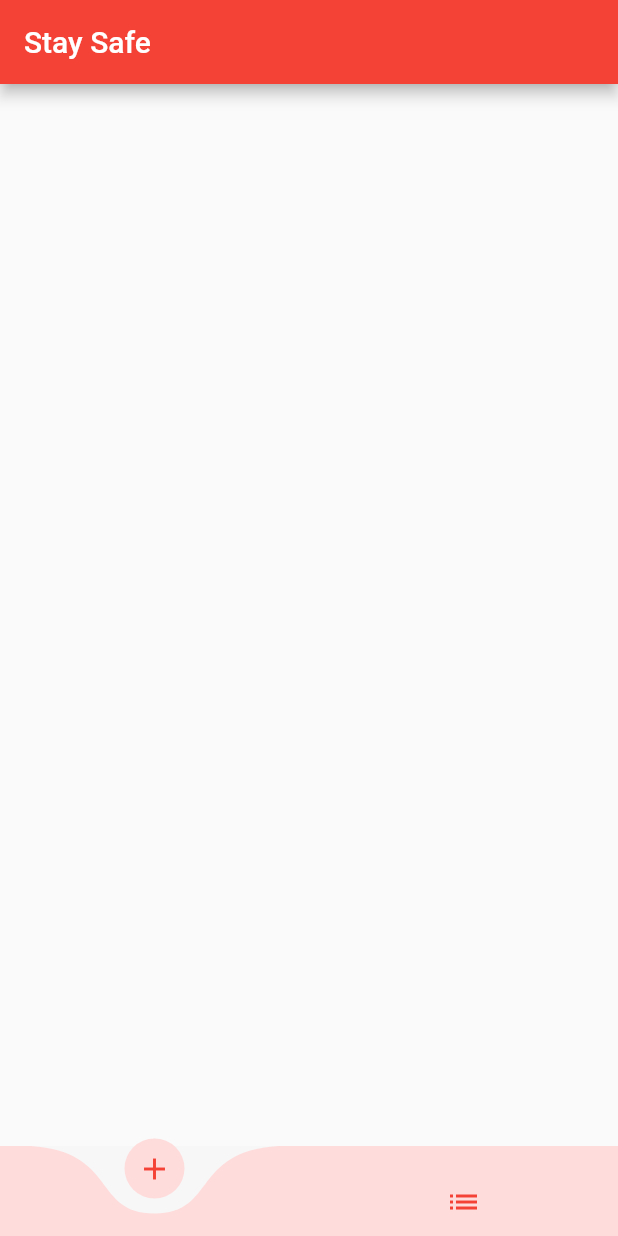
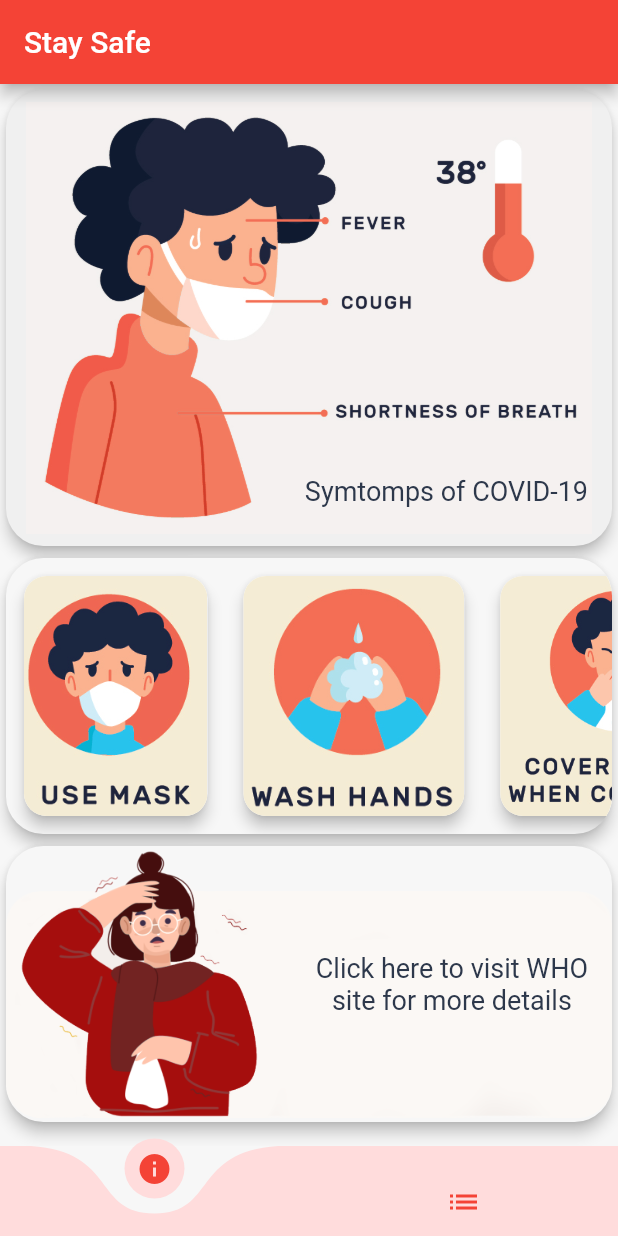
Before and after one commit to Hash-Studios/stay-safe-flutter-app, a Flutter app: the screen it shows after launch, on a phone screen of 412 x 824 dp. Run offline on Flutter 3.47's test engine with Material 2 defaults, Android fonts, the phone set to English and light mode, and no system bars; drawn by our look-alikes of curved_navigation_bar; our stand-ins replace charts_flutter, font_awesome_flutter; Roboto replaces fonts that are missing (Gothic).

Commit message:
info page done + ui changes

```diff
--- /dev/null
+++ b/lib/infoscreen.dart
@@ -0,0 +1,232 @@
+import 'package:flutter/material.dart';
+import 'package:url_launcher/url_launcher.dart';
+
+class InfoScreen extends StatefulWidget {
+  @override
+  _InfoScreenState createState() => _InfoScreenState();
+}
+
+class _InfoScreenState extends State<InfoScreen> {
+  final GlobalKey<ScaffoldState> _scaffoldKey = new GlobalKey<ScaffoldState>();
+
+  @override
+  Widget build(BuildContext context) {
+    return Scaffold(
+      key: _scaffoldKey,
+      body: Material(
+        color: Color.fromARGB(255, 247, 247, 247),
+        child: SafeArea(
+            child: Container(
+          child: Column(
+            children: <Widget>[
+              Expanded(
+                flex: 26,
+                child: Stack(
+                  fit: StackFit.expand,
+                  children: <Widget>[
+                    Card(
+                        color: Color.fromARGB(255, 240, 240, 240),
+                        elevation: 4,
+                        shape: RoundedRectangleBorder(
+                            borderRadius: BorderRadius.circular(25)),
+                        child: Padding(
+                          padding: const EdgeInsets.all(8.0),
+                          child: Image.asset("assets/images/Untitled-15.jpg"),
+                        )),
+                    Row(
+                      mainAxisAlignment: MainAxisAlignment.end,
+                      children: <Widget>[
+                        Column(
+                          mainAxisAlignment: MainAxisAlignment.end,
+                          children: <Widget>[
+                            Padding(
+                              padding: const EdgeInsets.symmetric(
+                                  vertical: 30, horizontal: 20),
+                              child: Text(
+                                'Symtomps of COVID-19',
+                                style: TextStyle(
+                                    fontSize: 18,
+                                    color: Color.fromARGB(255, 45, 56, 75)),
+                              ),
+                            ),
+                          ],
+                        ),
+                      ],
+                    ),
+                    Padding(
+                      padding: const EdgeInsets.all(4.0),
+                      child: ClipRRect(borderRadius: BorderRadius.circular(25),
+                                            child: MaterialButton(
+                          onPressed: () {
+                            _scaffoldKey.currentState.showSnackBar(SnackBar(
+                              duration: Duration(milliseconds: 300),
+                              content: Text('Stay Safe'),
+                            ));
+                          },
+                          onLongPress: () {
+                            launch("https://codenameakshay.tech");
+                          },
+                        ),
+                      ),
+                    ),
+                  ],
+                ),
+              ),
+              Expanded(
+                flex: 16,
+                child: Stack(
+                  fit: StackFit.expand,
+                  children: <Widget>[
+                    Card(
+                      color: Color.fromARGB(255, 247, 247, 247),
+                      elevation: 4,
+                      shape: RoundedRectangleBorder(
+                          borderRadius: BorderRadius.circular(25)),
+                      child: ClipRRect(
+                        borderRadius: BorderRadius.circular(25),
+                        child: ListView(
+                          scrollDirection: Axis.horizontal,
+                          children: <Widget>[
+                            Padding(
+                              padding: const EdgeInsets.all(8.0),
+                              child: Card(
+                                elevation: 4,
+                                shape: RoundedRectangleBorder(
+                                    borderRadius: BorderRadius.circular(15)),
+                                child: ClipRRect(
+                                    borderRadius: BorderRadius.circular(15),
+                                    child: Image.asset(
+                                        "assets/images/Untitled-6.jpg")),
+                              ),
+                            ),
+                            Padding(
+                              padding: const EdgeInsets.all(8.0),
+                              child: Card(
+                                elevation: 4,
+                                shape: RoundedRectangleBorder(
+                                    borderRadius: BorderRadius.circular(15)),
+                                child: ClipRRect(
+                                    borderRadius: BorderRadius.circular(15),
+                                    child: Image.asset(
+                                        "assets/images/Untitled-8.jpg")),
+                              ),
+                            ),
+                            Padding(
+                              padding: const EdgeInsets.all(8.0),
+                              child: Card(
+                                elevation: 4,
+                                shape: RoundedRectangleBorder(
+                                    borderRadius: BorderRadius.circular(15)),
+                                child: ClipRRect(
+                                    borderRadius: BorderRadius.circular(15),
+                                    child: Image.asset(
+                                        "assets/images/Untitled-7.jpg")),
+                              ),
+                            ),
+                            Padding(
+                              padding: const EdgeInsets.all(8.0),
+                              child: Card(
+                                elevation: 4,
+                                shape: RoundedRectangleBorder(
+                                    borderRadius: BorderRadius.circular(15)),
+                                child: ClipRRect(
+                                    borderRadius: BorderRadius.circular(15),
+                                    child: Image.asset(
+                                        "assets/images/Untitled-5.jpg")),
+                              ),
+                            ),
+                            Padding(
+                              padding: const EdgeInsets.all(8.0),
+                              child: Card(
+                                elevation: 4,
+                                shape: RoundedRectangleBorder(
+                                    borderRadius: BorderRadius.circular(15)),
+                                child: ClipRRect(
+                                    borderRadius: BorderRadius.circular(15),
+                                    child: Image.asset(
+                                        "assets/images/Untitled-9.jpg")),
+                              ),
+                            ),
+                            Padding(
+                              padding: const EdgeInsets.all(8.0),
+                              child: Card(
+                                elevation: 4,
+                                shape: RoundedRectangleBorder(
+                                    borderRadius: BorderRadius.circular(15)),
+                                child: ClipRRect(
+                                    borderRadius: BorderRadius.circular(15),
+                                    child: Image.asset(
+                                        "assets/images/Untitled-4.jpg")),
+                              ),
+                            ),
+                          ],
+                        ),
+                      ),
+                    ),
+                  ],
+                ),
+              ),
+              Expanded(
+                flex: 16,
+                child: Stack(
+                  fit: StackFit.expand,
+                  children: <Widget>[
+                    Card(
+                        color: Color.fromARGB(255, 247, 247, 247),
+                        elevation: 4,
+                        shape: RoundedRectangleBorder(
+                            borderRadius: BorderRadius.circular(25)),
+                        child: Image.asset("assets/images/Untitled-14.png")),
+                    Row(
+                      mainAxisAlignment: MainAxisAlignment.end,
+                      children: <Widget>[
+                        Column(
+                          mainAxisAlignment: MainAxisAlignment.center,
+                          children: <Widget>[
+                            Padding(
+                              padding: const EdgeInsets.symmetric(
+                                  vertical: 30, horizontal: 20),
+                              child: Column(
+                                children: <Widget>[
+                                  Text(
+                                    'Click here to visit WHO',
+                                    style: TextStyle(
+                                        fontSize: 18,
+                                        color: Color.fromARGB(255, 45, 56, 75)),
+                                  ),
+                                  Text(
+                                    'site for more details',
+                                    style: TextStyle(
+                                        fontSize: 18,
+                                        color: Color.fromARGB(255, 45, 56, 75)),
+                                  ),
+                                ],
+                              ),
+                            ),
+                          ],
+                        ),
+                      ],
+                    ),
+                    Padding(
+                      padding: const EdgeInsets.all(4.0),
+                      child: ClipRRect(borderRadius: BorderRadius.circular(25),
+                                            child: MaterialButton(
+                          onPressed: () {
+                            launch(
+                                "https://www.who.int/emergencies/diseases/novel-coronavirus-2019");
+                          },
+                          onLongPress: () {},
+                        ),
+                      ),
+                    )
+                  ],
+                ),
+              ),
+              Expanded(flex: 1, child: Container()),
+            ],
+          ),
+        )),
+      ),
+    );
+  }
+}
--- a/lib/main_page.dart
+++ b/lib/main_page.dart
@@ -1,6 +1,8 @@
 import './mainscreen.dart';
 import 'package:flutter/material.dart';
 import 'package:curved_navigation_bar/curved_navigation_bar.dart';
+import './infoscreen.dart';
+
 
 class MainPage extends StatefulWidget {
   @override
@@ -9,7 +11,7 @@ class MainPage extends StatefulWidget {
 
 class _MainPageState extends State<MainPage> {
   int _currentIndex = 0;
-  final List<Widget> _children = [Material(), MainScreen()];
+  final List<Widget> _children = [InfoScreen(), MainScreen()];
   void onTabTapped(int index) {
     setState(() {
       _currentIndex = index;
@@ -32,7 +34,7 @@ class _MainPageState extends State<MainPage> {
             onTabTapped(index);
           }, // new
           items: <Widget>[
-            Icon(Icons.add, color: Colors.red),
+            Icon(Icons.info, color: Colors.red),
             Icon(Icons.list, color: Colors.red)
           ]),
     );
--- a/lib/mainscreen.dart
+++ b/lib/mainscreen.dart
@@ -425,6 +425,7 @@ class _MainScreenState extends State<MainScreen> {
             Padding(
               padding: const EdgeInsets.all(8.0),
               child: TextField(
+                textCapitalization: TextCapitalization.sentences,
                 onChanged: (value) {
                   filterSearchResults(value);
                 },
@@ -434,8 +435,7 @@ class _MainScreenState extends State<MainScreen> {
                     hintText: "Select Country",
                     prefixIcon: Icon(Icons.search),
                     border: OutlineInputBorder(
-                        borderRadius:
-                            BorderRadius.all(Radius.circular(25.0)))),
+                        borderRadius: BorderRadius.all(Radius.circular(25.0)))),
               ),
             ),
             Expanded(
--- a/lib/resultscreen.dart
+++ b/lib/resultscreen.dart
@@ -3,6 +3,7 @@ import './blinker.dart';
 import './datafetch.dart';
 import './waitingscreen.dart';
 import './graph.dart';
+import 'package:font_awesome_flutter/font_awesome_flutter.dart';
 
 class ResultPage extends StatefulWidget {
   String country;
@@ -185,7 +186,7 @@ class _ResultScreenState extends State<ResultScreen> {
                                                 changeIsGraph();
                                               },
                                               icon: isGraph
-                                                  ? Icon(Icons.date_range)
+                                                  ? Icon(FontAwesomeIcons.database)
                                                   : Icon(
                                                       Icons.show_chart,
                                                       size: 30,
--- a/pubspec.yaml
+++ b/pubspec.yaml
@@ -27,7 +27,8 @@ dependencies:
   flutter_launcher_icons: ^0.7.4
   charts_flutter: ^0.9.0
   curved_navigation_bar: ^0.3.2
-
+  font_awesome_flutter: ^8.8.1
+  url_launcher: ^5.4.2
 
   # The following adds the Cupertino Icons font to your application.
   # Use with the CupertinoIcons class for iOS style icons.
```
Also changed, not shown: assets/images/Untitled-14.png (added), assets/images/Untitled-15.jpg (added), pubspec.lock, 2 other files.
